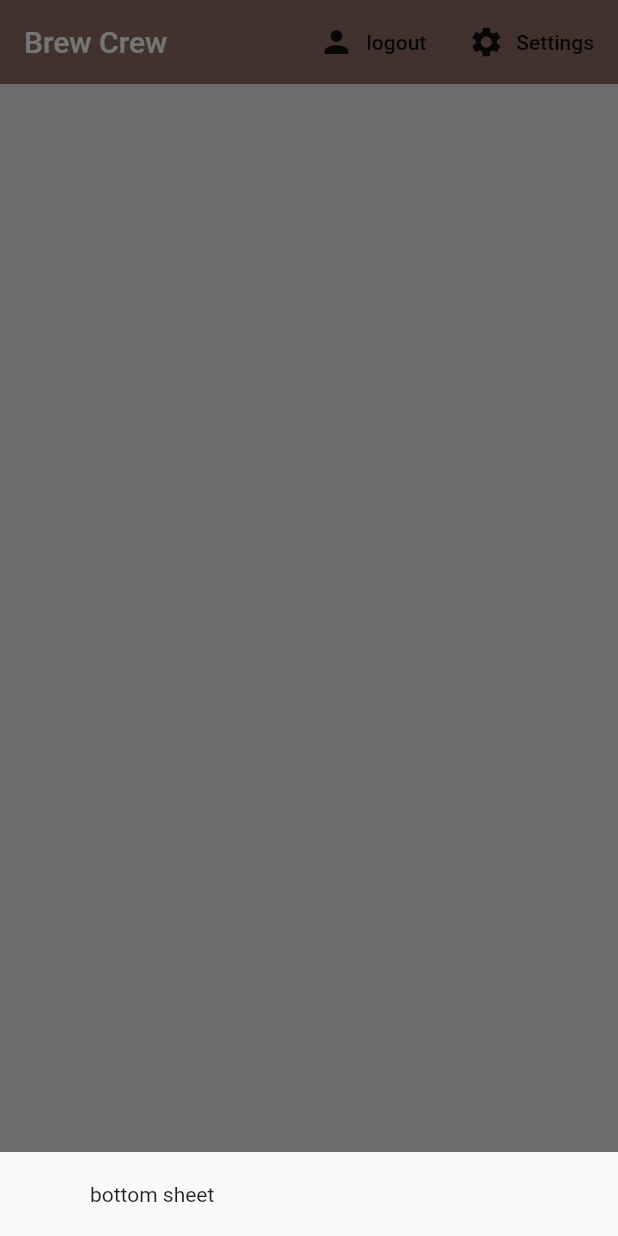
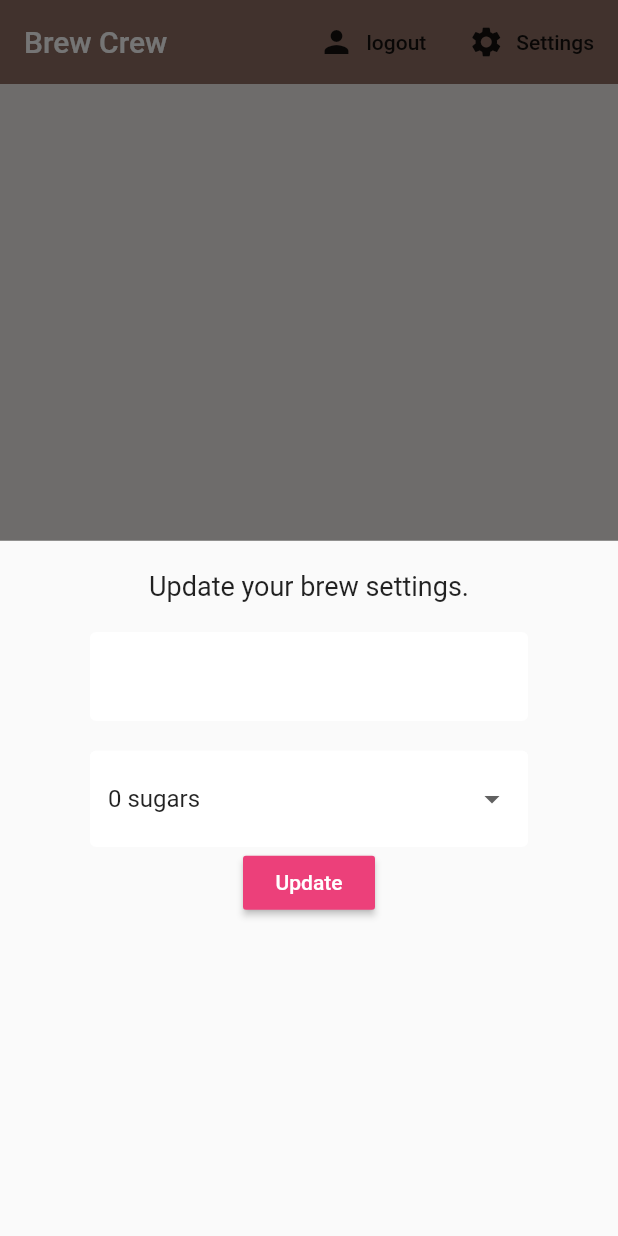
Before and after one commit to anojan1996/brew-crew, a Flutter app: the screen it shows once a user with an empty profile is signed in, after a tap on "Settings", on a phone screen of 412 x 824 dp. Run offline on Flutter 3.47's test engine with Material 2 defaults, Android fonts, the phone set to English and light mode, and no system bars; our stand-ins replace cloud_firestore, firebase_auth, flutter_spinkit; accounts and stored records are empty.

Commit message:
Form Dropdowns

```diff
--- a/lib/screens/home/home.dart
+++ b/lib/screens/home/home.dart
@@ -1,4 +1,5 @@
 import 'package:brew_crew/models/brew.dart';
+import 'package:brew_crew/screens/home/settings_form.dart';
 import 'package:brew_crew/services/auth.dart';
 import 'package:flutter/material.dart';
 import 'package:brew_crew/services/database.dart';
@@ -16,7 +17,7 @@ class Home extends StatelessWidget {
       showModalBottomSheet(context: context, builder:(context){
         return Container(
           padding: EdgeInsets.symmetric(horizontal: 60.0, vertical:20.0),
-          child: Text('bottom sheet'),
+          child: SettingsForm(),
           );
       });
     }
--- /dev/null
+++ b/lib/screens/home/settings_form.dart
@@ -0,0 +1,66 @@
+import 'package:flutter/material.dart';
+import 'package:brew_crew/shared/constants.dart';
+
+class SettingsForm extends StatefulWidget {
+  @override
+  _SettingsFormState createState() => _SettingsFormState();
+}
+
+class _SettingsFormState extends State<SettingsForm> {
+
+  final _formKey = GlobalKey<FormState>();
+  final List<String> sugars =['0','1','2', '3', '4'];
+
+  //form values
+  String _currentName;
+  String _currentSugars;
+  int _currentStrength;
+  @override
+  Widget build(BuildContext context) {
+    return Form(
+      key: _formKey,
+      child: Column(
+        children: <Widget>[
+          Text(
+            'Update your brew settings.',
+            style: TextStyle(fontSize: 18.0),
+          ),
+          SizedBox(height: 20.0,),
+          TextFormField(
+            decoration: textInputDecoration,
+            validator: (val) =>val.isEmpty ? 'Please enter a name' : null,
+            onChanged: (val) =>setState(() => _currentName = val),
+          ),
+          SizedBox(height: 20.0,),
+          // dropdown
+          DropdownButtonFormField(
+            decoration: textInputDecoration,
+            value: _currentSugars ?? '0',
+            items: sugars.map((sugar){
+              return DropdownMenuItem(
+                value: sugar,
+                child: Text('$sugar sugars'),
+              );
+            }).toList(),
+            onChanged: (val) =>setState(() => _currentSugars = val)
+          ),
+          // slider
+          RaisedButton(
+            color: Colors.pink[400],
+            child: Text(
+              'Update',
+              style: TextStyle(color: Colors.white),
+            ),
+            onPressed: () async {
+              print(_currentName);
+              print(_currentSugars);
+              print(_currentStrength);
+            }
+          ),
+
+        ],
+        ),
+
+    );
+  }
+}
```
